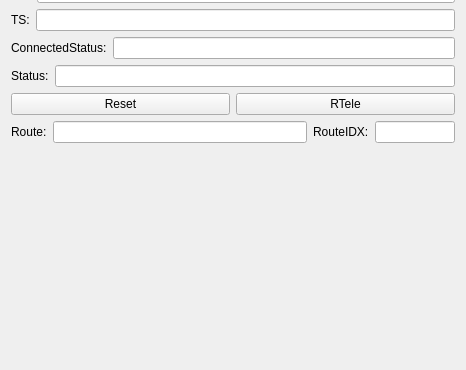
Before: the Qt Designer form Lib/Net/Agent_Widget.ui in break11/AutoStorage, drawn with Qt 5; both pictures show x 0 to 466 and y 251 to 621 of the 466 by 621 pixel window.
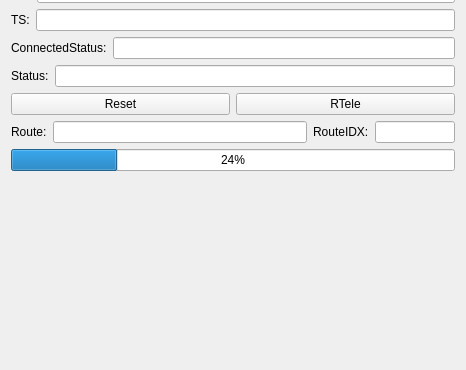
After: the same form once the commit is applied.

Commit message: исправлена ошибка с командой NT и с данными этой команды, в данных команды NT теперь данные это не строка, а нормальные типы, если они определены для данного эвента исправлена ошибка при нажатии кнопок погрузки-выгрузки коробок улучшен механизм линкеров для протаскивания полей route и task в виджет челнока - теперь есть ф-ции обработки значения передаваемые в линкеры

Patch:
```diff
--- a/Lib/Net/Agent_Widget.ui
+++ b/Lib/Net/Agent_Widget.ui
@@ -507,6 +507,19 @@
      </item>
     </layout>
    </item>
+   <item>
+    <widget class="QProgressBar" name="pbRoute">
+     <property name="value">
+      <number>24</number>
+     </property>
+     <property name="alignment">
+      <set>Qt::AlignCenter</set>
+     </property>
+     <property name="propRef" stdset="0">
+      <string>route_idx</string>
+     </property>
+    </widget>
+   </item>
    <item>
     <spacer name="verticalSpacer">
      <property name="orientation">
```
Left out of the diff: 3 changed lines with no effect on the pictures. The commit also changes 8 other files.
